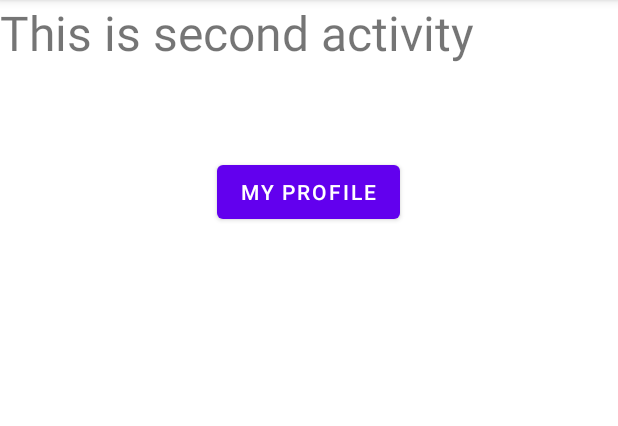
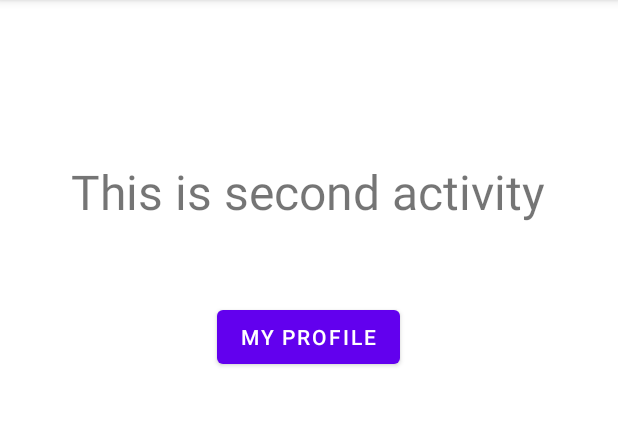
Before and after one commit to adel2924/StudyAppHackathon, an Android app: the SecondActivity screen opened directly, with no data from a screen before it, on a phone screen of 412 x 824 dp, the part 84-510 px from its top. Run offline under Robolectric (Android 15) with nearby library versions, the phone set to English and light mode, and no system bars.

Commit message:
second commit, profile done

```diff
--- a/app/src/main/res/layout/activity_second.xml
+++ b/app/src/main/res/layout/activity_second.xml
@@ -12,8 +12,12 @@
         android:layout_height="wrap_content"
         android:text="This is second activity"
         android:textSize="32sp"
-        tools:layout_editor_absoluteX="48dp"
-        tools:layout_editor_absoluteY="94dp" />
+        app:layout_constraintBottom_toBottomOf="parent"
+        app:layout_constraintEnd_toEndOf="parent"
+        app:layout_constraintHorizontal_bias="0.494"
+        app:layout_constraintStart_toStartOf="parent"
+        app:layout_constraintTop_toTopOf="parent"
+        app:layout_constraintVertical_bias="0.146" />
 
     <Button
         android:id="@+id/btnProfile"
```
